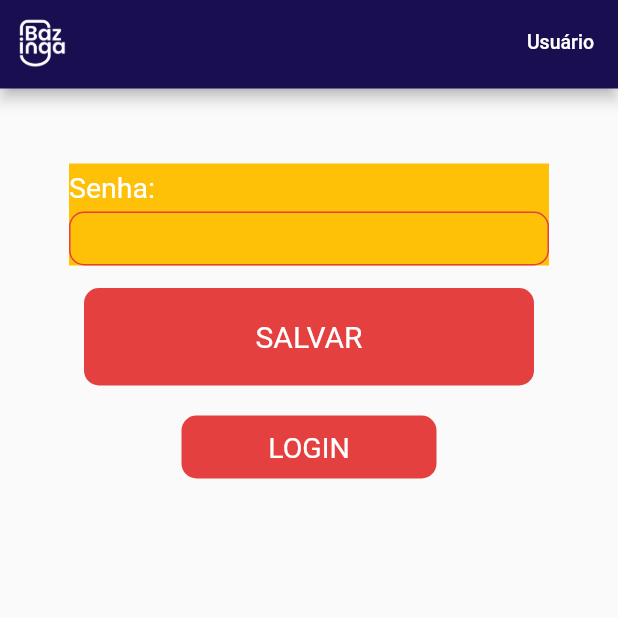
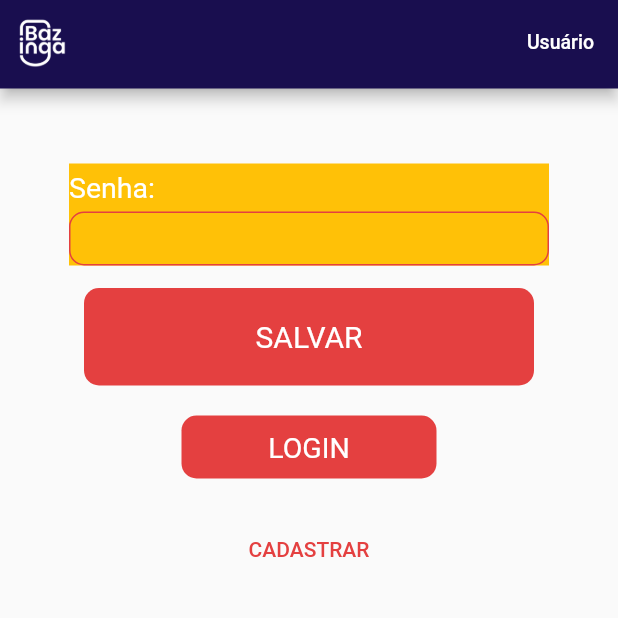
Before and after one commit to DaviNoronhaAlmeida/Bazinga, a Flutter app: the screen it shows after launch, on a phone screen of 412 x 824 dp, the top half of it. Run offline on Flutter 3.47's test engine with Material 2 defaults, Android fonts, the phone set to English and light mode, and no system bars; our stand-ins replace get.

Commit message:
feat: add text button widget

```diff
--- a/app/lib/view/screens/login_page.dart
+++ b/app/lib/view/screens/login_page.dart
@@ -2,6 +2,7 @@ import 'package:app/view/widgets/custom_appbar.dart';
 import 'package:app/view/widgets/custom_big_button.dart';
 import 'package:app/view/widgets/custom_input.dart';
 import 'package:app/view/widgets/custom_small_button.dart';
+import 'package:app/view/widgets/custom_text_button.dart';
 import 'package:flutter/material.dart';
 import 'package:get/get.dart';
 import '../styles/app_colors.dart';
@@ -37,7 +38,11 @@ class LoginPage extends StatelessWidget {
                   tittleBtn: 'LOGIN',
                   customMargin: 20,
                   function: () => print('object'),
-                )
+                ),
+                CustomTextButton(
+                  tittle: 'CADASTRAR',
+                  function: () => print('object'),
+                ),
               ],
             ),
           ),
--- /dev/null
+++ b/app/lib/view/widgets/custom_text_button.dart
@@ -0,0 +1,30 @@
+import 'package:flutter/material.dart';
+import 'package:get/get.dart';
+import '../styles/app_colors.dart';
+
+class CustomTextButton extends StatelessWidget {
+  final String tittle;
+  final VoidCallback function;
+
+  CustomTextButton({super.key, required this.tittle, required this.function});
+  final AppColors _appColors = Get.find();
+
+  @override
+  Widget build(BuildContext context) {
+    return Container(
+      margin: const EdgeInsets.only(top: 23),
+      child: TextButton(
+        onPressed: function,
+        child: Text(
+          tittle,
+          style: TextStyle(
+            fontFamily: 'Roboto',
+            color: _appColors.redColor,
+            fontSize: 14,
+            fontWeight: FontWeight.w500,
+          ),
+        ),
+      ),
+    );
+  }
+}
```
